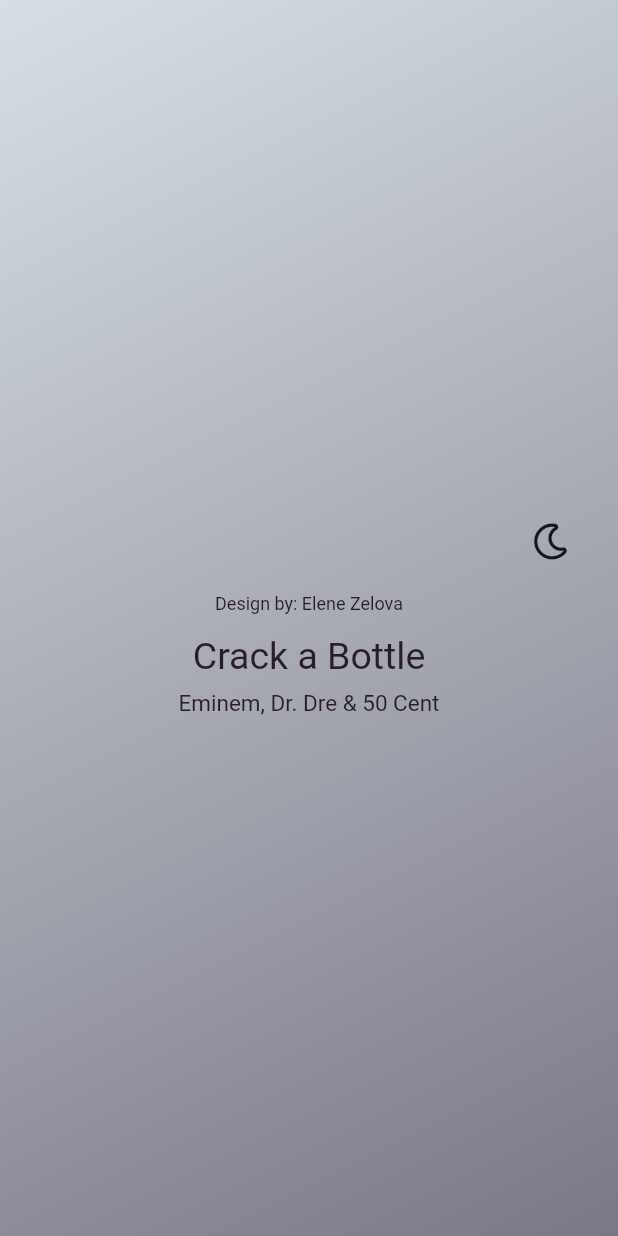
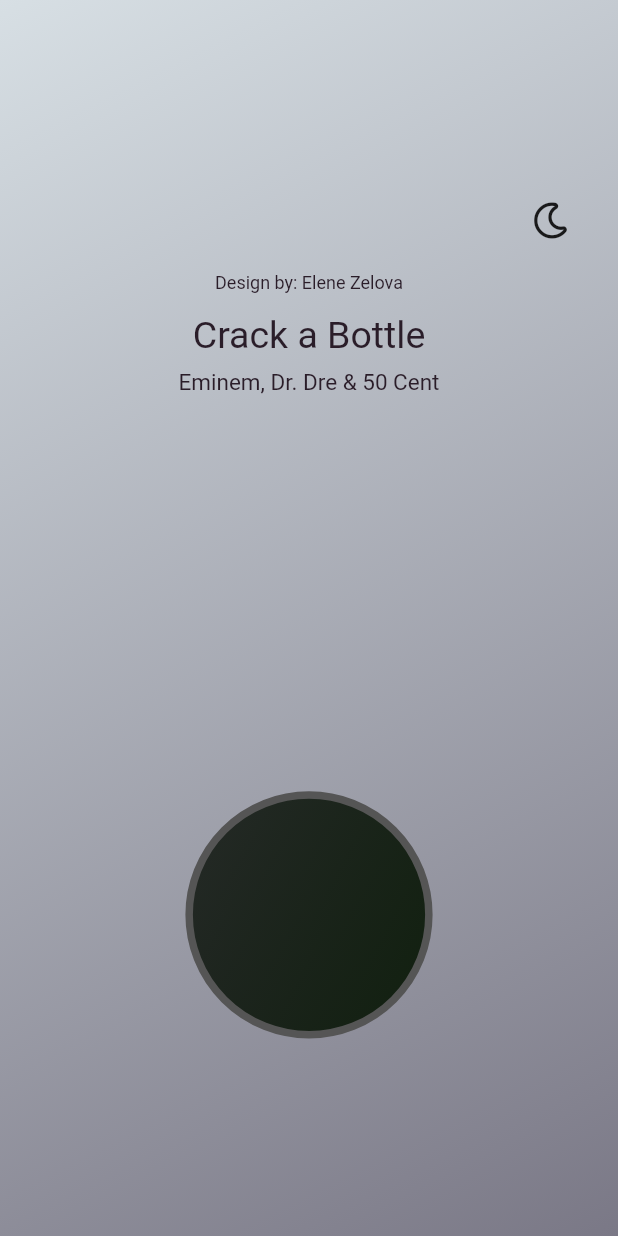
Before and after one commit to maxgdev/neumorphic_mp, a Flutter app: the screen it shows after launch, on a phone screen of 412 x 824 dp. Run offline on Flutter 3.47's test engine with Material 2 defaults, Android fonts, the phone set to English and light mode, and no system bars; our stand-ins replace font_awesome_flutter.

Commit message:
Added central image container

```diff
--- a/lib/neu_colors.dart
+++ b/lib/neu_colors.dart
@@ -11,3 +11,12 @@ Color textColorLight = Color(0xffd7dfe4);
 
 Color themeColorLight = Color(0xff00b0aa);
 Color themeCOlorDark = Color(0xff005855);
+
+Gradient buttonGradient = LinearGradient(
+  colors:[
+    Colors.black.withOpacity(0.7),
+    Color(0xff091f05)
+    ] ,
+    begin: Alignment.topLeft,
+    end: Alignment.bottomRight
+  );
--- a/lib/neu_page.dart
+++ b/lib/neu_page.dart
@@ -19,6 +19,8 @@ class _NuePageState extends State<NuePage> {
 
   @override
   Widget build(BuildContext context) {
+    final _height = MediaQuery.of(context).size.height;
+
     return Scaffold(
         body: Container(
       decoration: BoxDecoration(
@@ -48,8 +50,7 @@ class _NuePageState extends State<NuePage> {
                               width: 30,
                               child: themeMode
                                   ? Icon(FontAwesomeIcons.moon)
-                                : Icon(FontAwesomeIcons.sun)
-                          ),
+                                  : Icon(FontAwesomeIcons.sun)),
                           onTap: toggleMode,
                         ),
                       ],
@@ -58,12 +59,22 @@ class _NuePageState extends State<NuePage> {
                     Intro(themeMode: themeMode)
                   ],
                 ),
+              ),
+              Container(
+                height: 0.2 * _height,
+                decoration: BoxDecoration(
+                  shape: BoxShape.circle,
+                  gradient: buttonGradient,
+                  border: Border.all(
+                    width: 5,
+                    color: Color(0xff555555),
                   )
+                ),
+              ),
             ],
           ),
         ),
       ),
     ));
   }
-
 }
```
Lines whose indentation alone changed are shown as unchanged.
